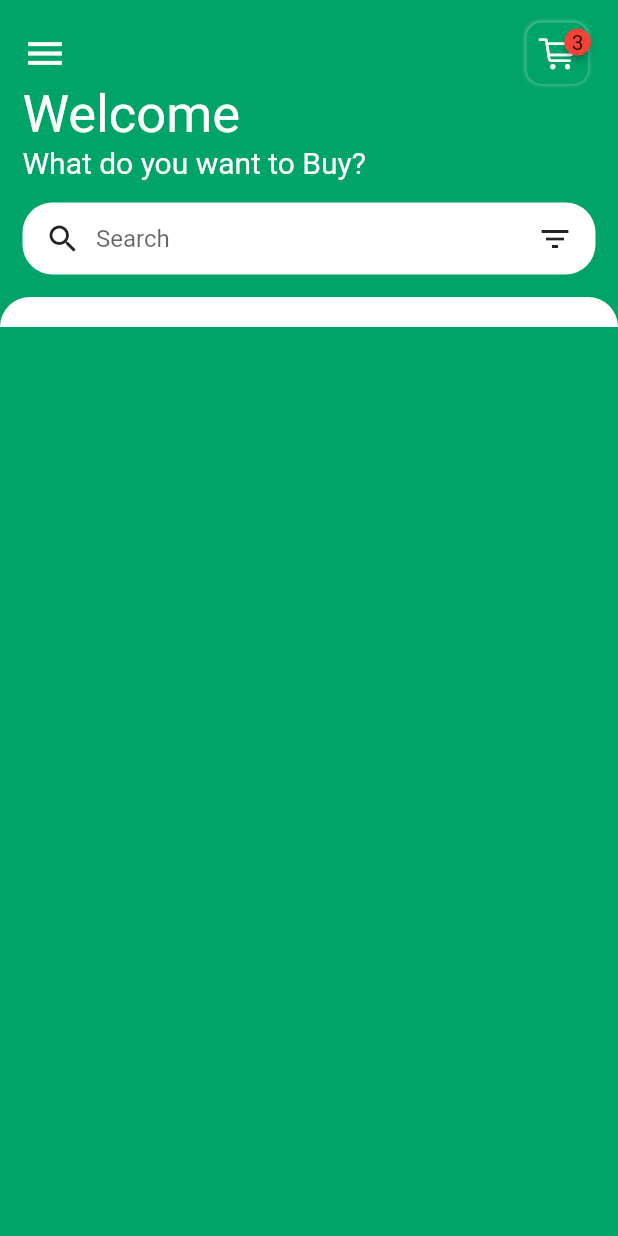
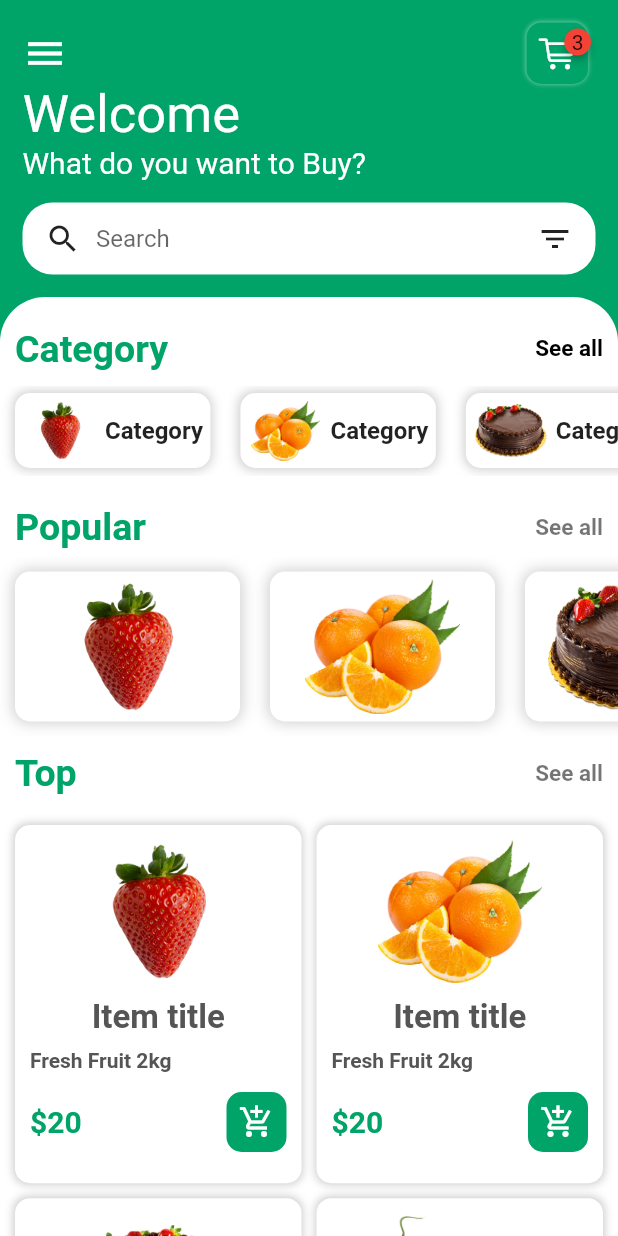
Before and after one commit to KHALMATOV-FARRUKH/grocery_store_app_ui, a Flutter app: the HomePage screen opened by its route, on a phone screen of 412 x 824 dp. Run offline on Flutter 3.47's test engine with Material 2 defaults, Android fonts, the phone set to English and light mode, and no system bars; drawn by our look-alikes of badges.

Commit message:
Created: popular_items_widget.dart items_widget.dart item_page.dart bottom_bar.dart
Signed-off-by: KHALMATOV-FARRUKH <khalmatov.farrukh@gmail.com>

```diff
--- a/lib/main.dart
+++ b/lib/main.dart
@@ -1,5 +1,6 @@
 import 'package:flutter/material.dart';
 import 'package:grocery_store_app_ui/pages/home_page.dart';
+import 'package:grocery_store_app_ui/pages/item_page.dart';
 import 'package:grocery_store_app_ui/pages/splash_screen.dart';
 
 void main() {
@@ -16,6 +17,7 @@ class MyApp extends StatelessWidget {
       routes: {
         "/": (context) => SplashScreen(),
         "homePage": (context) => HomePage(),
+        "itemPage": (context) => ItemPage(),
       },
     );
   }
--- a/lib/pages/home_page.dart
+++ b/lib/pages/home_page.dart
@@ -2,6 +2,8 @@ import 'package:flutter/cupertino.dart';
 import 'package:flutter/material.dart';
 import 'package:badges/badges.dart' as badges;
 import 'package:grocery_store_app_ui/widgets/categories_widget.dart';
+import 'package:grocery_store_app_ui/widgets/items_widget.dart';
+import 'package:grocery_store_app_ui/widgets/popular_items_widget.dart';
 
 class HomePage extends StatelessWidget {
   const HomePage({Key? key}) : super(key: key);
@@ -11,6 +13,8 @@ class HomePage extends StatelessWidget {
     return Scaffold(
       backgroundColor: Color(0xFF00A368),
       body: SafeArea(
+        child: SingleChildScrollView(
+          scrollDirection: Axis.vertical,
           child: Column(
             children: [
               Container(
@@ -105,12 +109,15 @@ class HomePage extends StatelessWidget {
                   mainAxisAlignment: MainAxisAlignment.start,
                   children: [
                     CategoriesWidget(),
+                    PopularItemsWidget(),
+                    ItemsWidget(),
                   ],
                 ),
               ),
             ],
           ),
         ),
+      ),
     );
   }
 }
--- a/lib/widgets/categories_widget.dart
+++ b/lib/widgets/categories_widget.dart
@@ -1,10 +1,79 @@
 import 'package:flutter/cupertino.dart';
+import 'package:flutter/material.dart';
 
 class CategoriesWidget extends StatelessWidget {
   const CategoriesWidget({Key? key}) : super(key: key);
 
   @override
   Widget build(BuildContext context) {
-    return Container();
+    return Column(
+      children: [
+        Padding(
+          padding: EdgeInsets.only(left: 10, right: 10, bottom: 10),
+          child: Row(
+            mainAxisAlignment: MainAxisAlignment.spaceBetween,
+            children: [
+              Text(
+                "Category",
+                style: TextStyle(
+                    fontSize: 25,
+                    fontWeight: FontWeight.bold,
+                    color: Color(0xFF00A368)),
+              ),
+              Text(
+                "See all",
+                style: TextStyle(
+                    fontSize: 15,
+                    fontWeight: FontWeight.bold,
+                    color: Colors.black),
+              ),
+            ],
+          ),
+        ),
+        SingleChildScrollView(
+          scrollDirection: Axis.horizontal,
+          child: Row(
+            children: [
+              for (int i = 1; i < 8; i++)
+                Container(
+                  margin: EdgeInsets.symmetric(horizontal: 10, vertical: 5),
+                  height: 50,
+                  decoration: BoxDecoration(
+                    color: Colors.white,
+                    boxShadow: [
+                      BoxShadow(
+                        color: Colors.grey.withOpacity(0.5),
+                        blurRadius: 5,
+                        spreadRadius: 1,
+                      ),
+                    ],
+                    borderRadius: BorderRadius.circular(10),
+                  ),
+                  child: Row(
+                    children: [
+                      Padding(
+                        padding: EdgeInsets.all(5),
+                        child: Image.asset(
+                          "assets/images/$i.png",
+                          height: 50,
+                          width: 50,
+                        ),
+                      ),
+                      Padding(
+                        padding: EdgeInsets.only(right: 5),
+                        child: Text(
+                          "Category",
+                          style: TextStyle(
+                              fontSize: 16, fontWeight: FontWeight.bold),
+                        ),
+                      ),
+                    ],
+                  ),
+                ),
+            ],
+          ),
+        ),
+      ],
+    );
   }
 }
--- /dev/null
+++ b/lib/widgets/items_widget.dart
@@ -0,0 +1,138 @@
+import 'package:flutter/cupertino.dart';
+import 'package:flutter/material.dart';
+
+class ItemsWidget extends StatelessWidget {
+  const ItemsWidget({Key? key}) : super(key: key);
+
+  @override
+  Widget build(BuildContext context) {
+    return Column(
+      children: [
+        Padding(
+          padding: EdgeInsets.only(left: 10, right: 10, top: 10),
+          child: Row(
+            mainAxisAlignment: MainAxisAlignment.spaceBetween,
+            children: [
+              Text(
+                "Top",
+                style: TextStyle(
+                  fontSize: 25,
+                  fontWeight: FontWeight.bold,
+                  color: Color(0xFF00A368),
+                ),
+              ),
+              Text(
+                "See all",
+                style: TextStyle(
+                    fontSize: 15,
+                    fontWeight: FontWeight.bold,
+                    color: Colors.black54),
+              ),
+            ],
+          ),
+        ),
+        GridView.count(
+          padding: EdgeInsets.symmetric(vertical: 20, horizontal: 10),
+          crossAxisSpacing: 10,
+          mainAxisSpacing: 10,
+          physics: NeverScrollableScrollPhysics(),
+          crossAxisCount: 2,
+          childAspectRatio: 0.8,
+          shrinkWrap: true,
+          // scrollDirection: Axis.vertical,
+          children: [
+            for (int i = 1; i < 8; i++)
+              Container(
+                padding: EdgeInsets.symmetric(horizontal: 10),
+                decoration: BoxDecoration(
+                  color: Colors.white,
+                  borderRadius: BorderRadius.circular(10),
+                  boxShadow: [
+                    BoxShadow(
+                      color: Colors.grey.withOpacity(0.5),
+                      spreadRadius: 1,
+                      blurRadius: 4,
+                    ),
+                  ],
+                ),
+                child: Column(
+                  children: [
+                    InkWell(
+                      onTap: () {
+                        Navigator.pushNamed(context, "itemPage");
+                      },
+                      child: Container(
+                        margin: EdgeInsets.all(10),
+                        child: Image.asset(
+                          "assets/images/$i.png",
+                          height: 95,
+                          width: 110,
+                        ),
+                      ),
+                    ),
+                    Padding(
+                      padding: EdgeInsets.only(bottom: 8),
+                      child: Container(
+                        // alignment: Alignment.centerLeft,
+                        child: Text(
+                          "Item title",
+                          style: TextStyle(
+                            fontSize: 22,
+                            fontWeight: FontWeight.bold,
+                            color: Color(0xFF555555),
+                          ),
+                        ),
+                      ),
+                    ),
+                    Padding(
+                      padding: EdgeInsets.only(bottom: 8),
+                      child: Container(
+                        alignment: Alignment.centerLeft,
+                        child: Text(
+                          "Fresh Fruit 2kg",
+                          style: TextStyle(
+                            fontSize: 14,
+                            fontWeight: FontWeight.bold,
+                            color: Color(0xFF555555),
+                          ),
+                        ),
+                      ),
+                    ),
+                    Padding(
+                      padding: EdgeInsets.symmetric(vertical: 5),
+                      child: Row(
+                        mainAxisAlignment: MainAxisAlignment.spaceBetween,
+                        children: [
+                          Text(
+                            "\$20",
+                            style: TextStyle(
+                                fontSize: 20,
+                                fontWeight: FontWeight.bold,
+                                color: Color(0xFF00A368)),
+                          ),
+                          InkWell(
+                            onTap: () {},
+                            child: Container(
+                              padding: EdgeInsets.all(8),
+                              decoration: BoxDecoration(
+                                color: Color(0xFF00A368),
+                                borderRadius: BorderRadius.circular(10),
+                              ),
+                              child: Icon(
+                                Icons.add_shopping_cart,
+                                color: Colors.white,
+                              ),
+                            ),
+                          ),
+                        ],
+                      ),
+                    )
+                  ],
+                ),
+              ),
+          ],
+        ),
+      ],
+    );
+  }
+}
--- /dev/null
+++ b/lib/widgets/popular_items_widget.dart
@@ -0,0 +1,67 @@
+import 'package:flutter/cupertino.dart';
+import 'package:flutter/material.dart';
+
+class PopularItemsWidget extends StatelessWidget {
+  const PopularItemsWidget({Key? key}) : super(key: key);
+
+  @override
+  Widget build(BuildContext context) {
+    return Column(
+      children: [
+        Padding(
+          padding: EdgeInsets.only(
+            left: 10,
+            right: 10,
+            bottom: 5,
+            top: 20,
+          ),
+          child: Row(
+            mainAxisAlignment: MainAxisAlignment.spaceBetween,
+            children: [
+              Text(
+                "Popular",
+                style: TextStyle(
+                  fontSize: 25,
+                  fontWeight: FontWeight.bold,
+                  color: Color(0xFF00A368),
+                ),
+              ),
+              Text(
+                "See all",
+                style: TextStyle(
+                    fontSize: 15,
+                    fontWeight: FontWeight.bold,
+                    color: Colors.black54),
+              ),
+            ],
+          ),
+        ),
+        SingleChildScrollView(
+          scrollDirection: Axis.horizontal,
+          child: Row(
+            children: [
+              for(int i=1; i<8; i++)
+              Container(
+                margin: EdgeInsets.all(10),
+                padding: EdgeInsets.all(5),
+                height: 100,
+                width: 150,
+                decoration: BoxDecoration(
+                    color: Colors.white,
+                    borderRadius: BorderRadius.circular(10),
+                    boxShadow: [
+                      BoxShadow(
+                        color: Colors.grey.withOpacity(0.5),
+                        blurRadius: 8,
+                        spreadRadius: 1,
+                      ),
+                    ]),
+                child: Image.asset("assets/images/$i.png"),
+              ),
+            ],
+          ),
+        ),
+      ],
+    );
+  }
+}
```
Also changed, not shown: lib/pages/item_page.dart (added, +173 -0 lines), lib/widgets/bottom_bar.dart (added, +59 -0 lines). Lines whose indentation alone changed are shown as unchanged.
